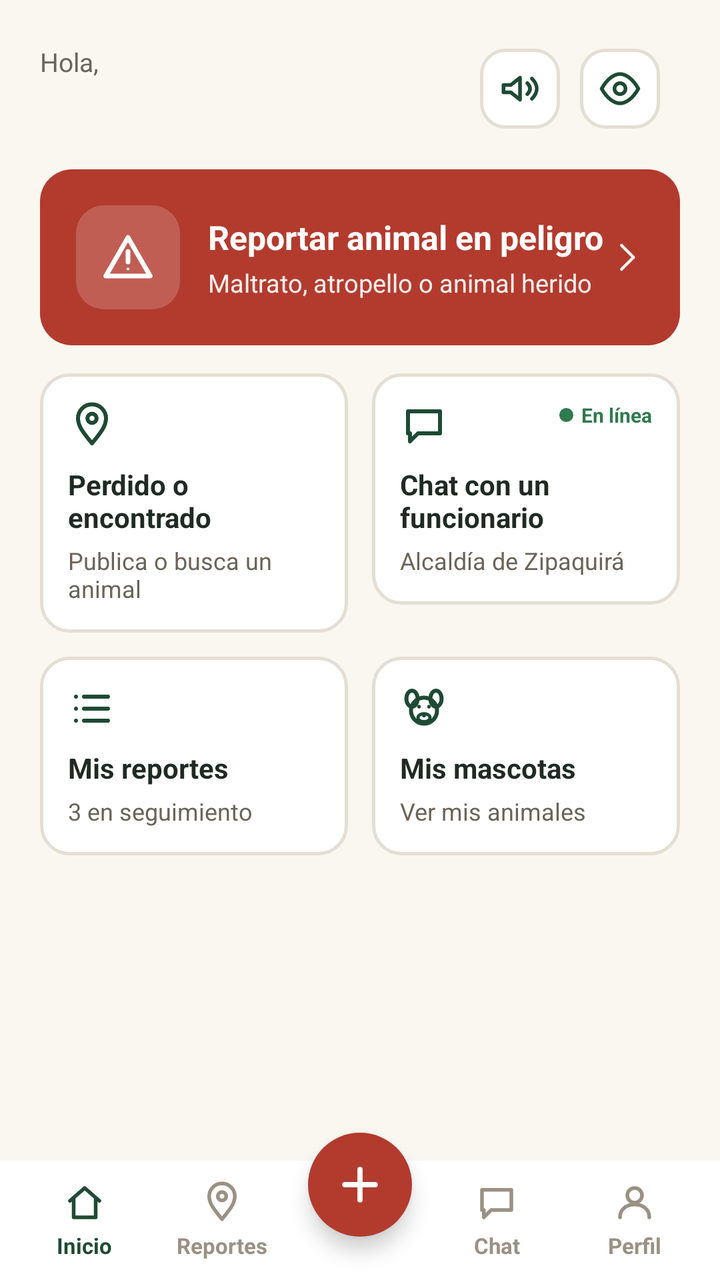
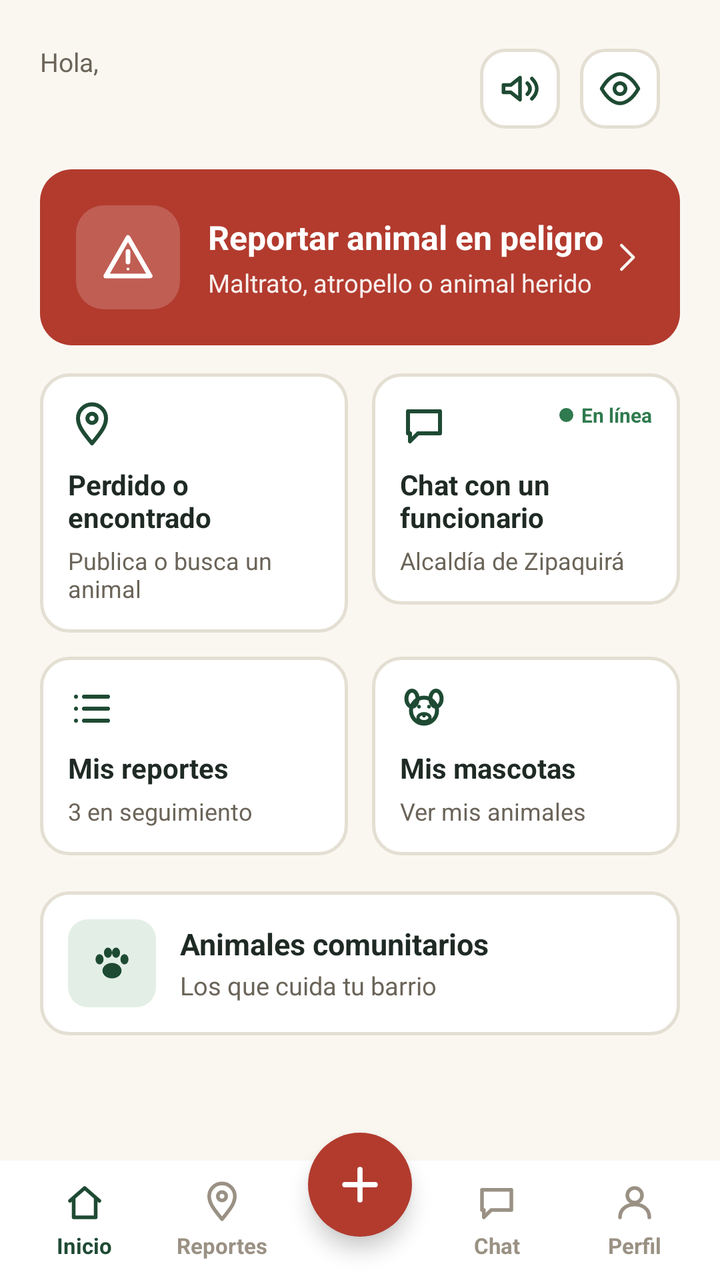

The first picture is an Android layout as it rendered before a commit; the second is the same layout after the commit. The layout source and the unified diff follow.
<!-- AndroidManifest.xml: application theme Theme.HUELLASEGURA -->
<!-- res/layout/activity_main_dashboard.xml -->
<?xml version="1.0" encoding="utf-8"?>
<LinearLayout xmlns:android="http://schemas.android.com/apk/res/android"
    xmlns:app="http://schemas.android.com/apk/res-auto"
    android:id="@+id/root"
    android:layout_width="match_parent"
    android:layout_height="match_parent"
    android:background="@color/surface_background"
    android:clipChildren="false"
    android:orientation="vertical">

    <LinearLayout
        android:layout_width="match_parent"
        android:layout_height="wrap_content"
        android:gravity="center_vertical"
        android:orientation="horizontal"
        android:paddingStart="20dp"
        android:paddingTop="22dp"
        android:paddingEnd="20dp"
        android:paddingBottom="14dp">

        <LinearLayout
            android:layout_width="0dp"
            android:layout_height="wrap_content"
            android:layout_weight="1"
            android:orientation="vertical">

            <TextView
                android:layout_width="wrap_content"
                android:layout_height="wrap_content"
                android:text="@string/dashboard_hello"
                android:textColor="@color/text_secondary"
                android:textSize="13sp" />

            <TextView
                android:id="@+id/tvUserName"
                android:layout_width="wrap_content"
                android:layout_height="wrap_content"
                android:textColor="@color/text_primary"
                android:textSize="20sp"
                android:textStyle="bold" />
        </LinearLayout>

        <ImageButton
            android:id="@+id/btnListen"
            android:layout_width="40dp"
            android:layout_height="40dp"
            android:layout_marginEnd="10dp"
            android:background="@drawable/bg_icon_button"
            android:contentDescription="@string/senior_read_aloud"
            android:padding="9dp"
            android:src="@drawable/ic_ear" />

        <ImageButton
            android:id="@+id/btnAccessibility"
            android:layout_width="40dp"
            android:layout_height="40dp"
            android:layout_marginEnd="10dp"
            android:background="@drawable/bg_icon_button"
            android:contentDescription="@string/cd_accessibility_settings"
            android:padding="9dp"
            android:src="@drawable/ic_eye_outline" />
    </LinearLayout>

    <include
        android:id="@+id/newsBanner"
        layout="@layout/view_news_banner" />

    <include
        android:id="@+id/pendingBanner"
        layout="@layout/view_pending_banner" />

    <ScrollView
        android:layout_width="match_parent"
        android:layout_height="0dp"
        android:layout_weight="1"
        android:fillViewport="true">

        <LinearLayout
            android:layout_width="match_parent"
            android:layout_height="wrap_content"
            android:orientation="vertical"
            android:paddingStart="20dp"
            android:paddingTop="4dp"
            android:paddingEnd="20dp"
            android:paddingBottom="12dp">

            <LinearLayout
                android:id="@+id/cardReport"
                android:layout_width="match_parent"
                android:layout_height="wrap_content"
                android:layout_marginBottom="14dp"
                android:background="@drawable/bg_alert_card"
                android:gravity="center_vertical"
                android:orientation="horizontal"
                android:padding="18dp">

                <FrameLayout
                    android:layout_width="52dp"
                    android:layout_height="52dp"
                    android:background="@drawable/bg_alert_icon">

                    <ImageView
                        android:layout_width="28dp"
                        android:layout_height="28dp"
                        android:layout_gravity="center"
                        android:contentDescription="@null"
                        android:src="@drawable/ic_warning" />
                </FrameLayout>

                <LinearLayout
                    android:layout_width="0dp"
                    android:layout_height="wrap_content"
                    android:layout_marginStart="14dp"
                    android:layout_weight="1"
                    android:orientation="vertical">

                    <TextView
                        android:layout_width="wrap_content"
                        android:layout_height="wrap_content"
                        android:text="@string/dashboard_report_title"
                        android:textColor="@android:color/white"
                        android:textSize="16.5sp"
                        android:textStyle="bold" />

                    <TextView
                        android:layout_width="wrap_content"
                        android:layout_height="wrap_content"
                        android:layout_marginTop="3dp"
                        android:alpha="0.92"
                        android:text="@string/dashboard_report_subtitle"
                        android:textColor="@android:color/white"
                        android:textSize="12.5sp" />
                </LinearLayout>

                <ImageView
                    android:layout_width="18dp"
                    android:layout_height="18dp"
                    android:contentDescription="@null"
                    android:src="@drawable/ic_arrow_back"
                    android:rotation="180" />
            </LinearLayout>

            <LinearLayout
                android:layout_width="match_parent"
                android:layout_height="wrap_content"
                android:layout_marginBottom="12dp"
                android:orientation="horizontal">

                <LinearLayout
                    android:id="@+id/cardLostFound"
                    android:layout_width="0dp"
                    android:layout_height="wrap_content"
                    android:layout_marginEnd="6dp"
                    android:layout_weight="1"
                    android:background="@drawable/bg_card"
                    android:orientation="vertical"
                    android:padding="14dp">

                    <ImageView
                        android:layout_width="24dp"
                        android:layout_height="24dp"
                        android:contentDescription="@null"
                        android:src="@drawable/ic_location_pin" />

                    <TextView
                        android:layout_width="wrap_content"
                        android:layout_height="wrap_content"
                        android:layout_marginTop="8dp"
                        android:text="@string/dashboard_lost_found_title"
                        android:textColor="@color/text_primary"
                        android:textSize="14sp"
                        android:textStyle="bold" />

                    <TextView
                        android:layout_width="wrap_content"
                        android:layout_height="wrap_content"
                        android:layout_marginTop="4dp"
                        android:text="@string/dashboard_lost_found_subtitle"
                        android:textColor="@color/text_secondary"
                        android:textSize="12sp" />
                </LinearLayout>

                <FrameLayout
                    android:id="@+id/cardChatVet"
                    android:layout_width="0dp"
                    android:layout_height="wrap_content"
                    android:layout_marginStart="6dp"
                    android:layout_weight="1">

                    <LinearLayout
                        android:layout_width="match_parent"
                        android:layout_height="wrap_content"
                        android:background="@drawable/bg_card"
                        android:orientation="vertical"
                        android:padding="14dp">

                        <ImageView
                            android:layout_width="24dp"
                            android:layout_height="24dp"
                            android:contentDescription="@null"
                            android:src="@drawable/ic_chat" />

                        <TextView
                            android:layout_width="wrap_content"
                            android:layout_height="wrap_content"
                            android:layout_marginTop="8dp"
                            android:text="@string/dashboard_chat_vet_title"
                            android:textColor="@color/text_primary"
                            android:textSize="14sp"
                            android:textStyle="bold" />

                        <TextView
                            android:layout_width="wrap_content"
                            android:layout_height="wrap_content"
                            android:layout_marginTop="4dp"
                            android:text="@string/dashboard_chat_vet_subtitle"
                            android:textColor="@color/text_secondary"
                            android:textSize="12sp" />
                    </LinearLayout>

                    <LinearLayout
                        android:layout_width="wrap_content"
                        android:layout_height="wrap_content"
                        android:layout_gravity="top|end"
                        android:layout_margin="14dp"
                        android:gravity="center_vertical"
                        android:orientation="horizontal">

                        <View
                            android:layout_width="7dp"
                            android:layout_height="7dp"
                            android:background="@drawable/shape_dot_active" />

                        <TextView
                            android:layout_width="wrap_content"
                            android:layout_height="wrap_content"
                            android:layout_marginStart="4dp"
                            android:text="@string/dashboard_online"
                            android:textColor="@color/accent_green"
                            android:textSize="10sp"
                            android:textStyle="bold" />
                    </LinearLayout>
                </FrameLayout>
            </LinearLayout>

            <LinearLayout
                android:layout_width="match_parent"
                android:layout_height="wrap_content"
                android:layout_marginBottom="18dp"
                android:orientation="horizontal">

                <LinearLayout
                    android:id="@+id/cardMyReports"
                    android:layout_width="0dp"
                    android:layout_height="wrap_content"
                    android:layout_marginEnd="6dp"
                    android:layout_weight="1"
                    android:background="@drawable/bg_card"
                    android:orientation="vertical"
                    android:padding="14dp">

                    <ImageView
                        android:layout_width="24dp"
                        android:layout_height="24dp"
                        android:contentDescription="@null"
                        android:src="@drawable/ic_list_reports" />

                    <TextView
                        android:layout_width="wrap_content"
                        android:layout_height="wrap_content"
                        android:layout_marginTop="8dp"
                        android:text="@string/dashboard_my_reports_title"
                        android:textColor="@color/text_primary"
                        android:textSize="14sp"
                        android:textStyle="bold" />

                    <TextView
                        android:layout_width="wrap_content"
                        android:layout_height="wrap_content"
                        android:layout_marginTop="4dp"
                        android:id="@+id/tvMyReportsSubtitle"
                        android:text="@string/dashboard_my_reports_subtitle"
                        android:textColor="@color/text_secondary"
                        android:textSize="12sp" />
                </LinearLayout>

                <LinearLayout
                    android:id="@+id/cardMyPets"
                    android:layout_width="0dp"
                    android:layout_height="wrap_content"
                    android:layout_marginStart="6dp"
                    android:layout_weight="1"
                    android:background="@drawable/bg_card"
                    android:orientation="vertical"
                    android:padding="14dp">

                    <ImageView
                        android:layout_width="24dp"
                        android:layout_height="24dp"
                        android:contentDescription="@null"
                        android:src="@drawable/ic_dog" />

                    <TextView
                        android:layout_width="wrap_content"
                        android:layout_height="wrap_content"
                        android:layout_marginTop="8dp"
                        android:text="@string/dashboard_my_pets_title"
                        android:textColor="@color/text_primary"
                        android:textSize="14sp"
                        android:textStyle="bold" />

                    <TextView
                        android:layout_width="wrap_content"
                        android:layout_height="wrap_content"
                        android:layout_marginTop="4dp"
                        android:text="@string/dashboard_my_pets_subtitle"
                        android:textColor="@color/text_secondary"
                        android:textSize="12sp" />
                </LinearLayout>
            </LinearLayout>

        </LinearLayout>
    </ScrollView>

    <FrameLayout
        android:layout_width="match_parent"
        android:layout_height="wrap_content"
        android:clipChildren="false">

        <LinearLayout
        android:layout_marginTop="14dp"
        android:layout_width="match_parent"
        android:layout_height="wrap_content"
        android:background="@android:color/white"
        android:clipChildren="false"
        android:clipToPadding="false"
        android:gravity="center_vertical"
        android:orientation="horizontal"
        android:paddingStart="8dp"
        android:paddingTop="10dp"
        android:paddingEnd="8dp"
        android:paddingBottom="10dp">

        <LinearLayout
            android:id="@+id/tabHome"
            android:layout_width="0dp"
            android:layout_height="wrap_content"
            android:layout_weight="1"
            android:gravity="center"
            android:orientation="vertical">

            <ImageView
                android:layout_width="22dp"
                android:layout_height="22dp"
                android:contentDescription="@null"
                android:src="@drawable/ic_nav_home"
                app:tint="@color/brand_dark" />

            <TextView
                android:layout_width="wrap_content"
                android:layout_height="wrap_content"
                android:layout_marginTop="3dp"
                android:text="@string/nav_home"
                android:textColor="@color/brand_dark"
                android:textSize="11sp"
                android:textStyle="bold" />
        </LinearLayout>

        <LinearLayout
            android:id="@+id/tabReports"
            android:layout_width="0dp"
            android:layout_height="wrap_content"
            android:layout_weight="1"
            android:gravity="center"
            android:orientation="vertical">

            <ImageView
                android:layout_width="22dp"
                android:layout_height="22dp"
                android:contentDescription="@null"
                android:src="@drawable/ic_location_pin"
                app:tint="@color/field_placeholder" />

            <TextView
                android:layout_width="wrap_content"
                android:layout_height="wrap_content"
                android:layout_marginTop="3dp"
                android:text="@string/nav_reports"
                android:textColor="@color/field_placeholder"
                android:textSize="11sp"
                android:textStyle="bold" />
        </LinearLayout>

        <FrameLayout
            android:layout_width="0dp"
            android:layout_height="wrap_content"
            android:layout_weight="1">

        </FrameLayout>

        <LinearLayout
            android:id="@+id/tabChat"
            android:layout_width="0dp"
            android:layout_height="wrap_content"
            android:layout_weight="1"
            android:gravity="center"
            android:orientation="vertical">

            <ImageView
                android:layout_width="22dp"
                android:layout_height="22dp"
                android:contentDescription="@null"
                android:src="@drawable/ic_chat"
                app:tint="@color/field_placeholder" />

            <TextView
                android:layout_width="wrap_content"
                android:layout_height="wrap_content"
                android:layout_marginTop="3dp"
                android:text="@string/nav_chat"
                android:textColor="@color/field_placeholder"
                android:textSize="11sp"
                android:textStyle="bold" />
        </LinearLayout>

        <LinearLayout
            android:id="@+id/tabProfile"
            android:layout_width="0dp"
            android:layout_height="wrap_content"
            android:layout_weight="1"
            android:gravity="center"
            android:orientation="vertical">

            <ImageView
                android:layout_width="22dp"
                android:layout_height="22dp"
                android:contentDescription="@null"
                android:src="@drawable/ic_profile"
                app:tint="@color/field_placeholder" />

            <TextView
                android:layout_width="wrap_content"
                android:layout_height="wrap_content"
                android:layout_marginTop="3dp"
                android:text="@string/nav_profile"
                android:textColor="@color/field_placeholder"
                android:textSize="11sp"
                android:textStyle="bold" />
        </LinearLayout>
    </LinearLayout>

        <FrameLayout
                android:id="@+id/btnFab"
            android:contentDescription="@string/dashboard_report_title"
                android:layout_width="52dp"
                android:layout_height="52dp"
                android:layout_gravity="top|center_horizontal"
                android:background="@drawable/bg_fab"
                android:elevation="6dp">

                <ImageView
                    android:layout_width="26dp"
                    android:layout_height="26dp"
                    android:layout_gravity="center"
                    android:contentDescription="@null"
                    android:src="@drawable/ic_plus" />
            </FrameLayout>
    </FrameLayout>
</LinearLayout>
<!-- res/layout/view_news_banner.xml (included above) -->
<?xml version="1.0" encoding="utf-8"?>
<LinearLayout xmlns:android="http://schemas.android.com/apk/res/android"
    xmlns:app="http://schemas.android.com/apk/res-auto"
    android:layout_width="match_parent"
    android:layout_height="wrap_content"
    android:layout_marginStart="24dp"
    android:layout_marginTop="4dp"
    android:layout_marginEnd="24dp"
    android:layout_marginBottom="12dp"
    android:background="@drawable/bg_news_card"
    android:orientation="vertical"
    android:padding="14dp"
    android:visibility="gone">

    <LinearLayout
        android:layout_width="match_parent"
        android:layout_height="wrap_content"
        android:orientation="horizontal">

        <ImageView
            android:layout_width="22dp"
            android:layout_height="22dp"
            android:layout_marginTop="1dp"
            android:contentDescription="@null"
            android:src="@drawable/ic_check_circle_dark" />

        <LinearLayout
            android:layout_width="0dp"
            android:layout_height="wrap_content"
            android:layout_marginStart="12dp"
            android:layout_weight="1"
            android:orientation="vertical">

            <TextView
                android:id="@+id/tvNewsTitle"
                android:layout_width="wrap_content"
                android:layout_height="wrap_content"
                android:textColor="@color/brand_dark"
                android:textSize="15sp"
                android:textStyle="bold" />

            <TextView
                android:id="@+id/tvNewsSubtitle"
                android:layout_width="wrap_content"
                android:layout_height="wrap_content"
                android:layout_marginTop="2dp"
                android:text="@string/news_subtitle_many"
                android:textColor="@color/text_secondary"
                android:textSize="12.5sp"
                android:visibility="gone" />
        </LinearLayout>
    </LinearLayout>

    <LinearLayout
        android:layout_width="match_parent"
        android:layout_height="wrap_content"
        android:layout_marginTop="10dp"
        android:orientation="horizontal">

        <com.google.android.material.button.MaterialButton
            android:id="@+id/btnNewsView"
            android:layout_width="0dp"
            android:layout_height="46dp"
            android:layout_weight="1"
            android:backgroundTint="@color/brand_dark"
            android:text="@string/news_btn_view"
            android:textAllCaps="false"
            android:textColor="@android:color/white"
            android:textSize="14.5sp"
            android:textStyle="bold"
            app:cornerRadius="12dp" />

        <com.google.android.material.button.MaterialButton
            android:id="@+id/btnNewsClose"
            style="@style/Widget.Material3.Button.TextButton"
            android:layout_width="wrap_content"
            android:layout_height="46dp"
            android:layout_marginStart="8dp"
            android:text="@string/news_btn_close"
            android:textAllCaps="false"
            android:textColor="@color/brand_dark"
            android:textSize="14.5sp"
            android:textStyle="bold" />
    </LinearLayout>
</LinearLayout>
<!-- res/layout/view_pending_banner.xml (included above) -->
<?xml version="1.0" encoding="utf-8"?>
<LinearLayout xmlns:android="http://schemas.android.com/apk/res/android"
    xmlns:app="http://schemas.android.com/apk/res-auto"
    android:layout_width="match_parent"
    android:layout_height="wrap_content"
    android:layout_marginStart="24dp"
    android:layout_marginTop="4dp"
    android:layout_marginEnd="24dp"
    android:layout_marginBottom="12dp"
    android:background="@drawable/bg_offline_notice"
    android:orientation="vertical"
    android:padding="14dp"
    android:visibility="gone">

    <LinearLayout
        android:layout_width="match_parent"
        android:layout_height="wrap_content"
        android:gravity="center_vertical"
        android:orientation="horizontal">

        <ImageView
            android:layout_width="22dp"
            android:layout_height="22dp"
            android:contentDescription="@null"
            android:src="@drawable/ic_wifi_off_notice" />

        <LinearLayout
            android:layout_width="0dp"
            android:layout_height="wrap_content"
            android:layout_marginStart="12dp"
            android:layout_weight="1"
            android:orientation="vertical">

            <TextView
                android:id="@+id/tvPendingTitle"
                android:layout_width="wrap_content"
                android:layout_height="wrap_content"
                android:textColor="@color/offline_notice_text"
                android:textSize="15sp"
                android:textStyle="bold" />

            <TextView
                android:layout_width="wrap_content"
                android:layout_height="wrap_content"
                android:layout_marginTop="2dp"
                android:text="@string/pending_banner_subtitle"
                android:textColor="@color/offline_notice_text"
                android:textSize="12.5sp" />
        </LinearLayout>
    </LinearLayout>

    <com.google.android.material.button.MaterialButton
        android:id="@+id/btnSendNow"
        android:layout_width="match_parent"
        android:layout_height="46dp"
        android:layout_marginTop="10dp"
        android:backgroundTint="@color/brand_dark"
        android:text="@string/pending_banner_send_now"
        android:textAllCaps="false"
        android:textColor="@android:color/white"
        android:textSize="14.5sp"
        android:textStyle="bold"
        app:cornerRadius="12dp" />
</LinearLayout>
<!-- resources referenced by this layout -->
<resources>
  <color name="accent_green">@color/splash_icon_background</color>
  <color name="brand_dark">@color/splash_background</color>
  <color name="field_placeholder">#9A9184</color>
  <color name="offline_notice_text">#7A5E19</color>
  <color name="surface_background">@color/splash_text_primary</color>
  <color name="text_primary">#1F2A24</color>
  <color name="text_secondary">#6B6459</color>
  <string name="cd_accessibility_settings">Ajustes de accesibilidad</string>
  <string name="dashboard_chat_vet_subtitle">Alcaldía de Zipaquirá</string>
  <string name="dashboard_chat_vet_title">Chat con un funcionario</string>
  <string name="dashboard_hello">Hola,</string>
  <string name="dashboard_lost_found_subtitle">Publica o busca un animal</string>
  <string name="dashboard_lost_found_title">Perdido o encontrado</string>
  <string name="dashboard_my_pets_subtitle">Ver mis animales</string>
  <string name="dashboard_my_pets_title">Mis mascotas</string>
  <string name="dashboard_my_reports_subtitle">3 en seguimiento</string>
  <string name="dashboard_my_reports_title">Mis reportes</string>
  <string name="dashboard_online">En línea</string>
  <string name="dashboard_report_subtitle">Maltrato, atropello o animal herido</string>
  <string name="dashboard_report_title">Reportar animal en peligro</string>
  <string name="nav_chat">Chat</string>
  <string name="nav_home">Inicio</string>
  <string name="nav_profile">Perfil</string>
  <string name="nav_reports">Reportes</string>
  <string name="news_btn_close">Cerrar</string>
  <string name="news_btn_view">Ver</string>
  <string name="news_subtitle_many">Toca «Ver» para revisarlas.</string>
  <string name="pending_banner_send_now">Enviar ahora</string>
  <string name="pending_banner_subtitle">Están guardados en tu teléfono y se enviarán solos cuando haya señal.</string>
  <string name="senior_read_aloud">Leer esta pantalla en voz alta</string>
  <style name="Theme.HUELLASEGURA" parent="Base.Theme.HUELLASEGURA" />
  <color name="splash_icon_background">#2F7A4E</color>
  <color name="splash_background">#1E4A33</color>
  <color name="splash_text_primary">#FAF7F1</color>
  <color name="danger_red">#B23B2E</color>
  <color name="field_border">#E4DFD3</color>
  <color name="accent_soft">#E3EFE6</color>
  <color name="map_placeholder_bg">#D2E5D8</color>
  <color name="offline_notice_bg">#F3ECD9</color>
  <color name="offline_notice_icon">#8A6A1E</color>
  <!-- unchanged entries left out for length: 22 -->
</resources>

<!-- the commit's change to res/layout/activity_main_dashboard.xml (unified diff, before → after) -->
@@ -316,6 +316,58 @@
                         android:text="@string/dashboard_my_pets_subtitle"
                         android:textColor="@color/text_secondary"
                         android:textSize="12sp" />
+                </LinearLayout>
+            </LinearLayout>
+
+            <LinearLayout
+                android:id="@+id/cardCommunity"
+                android:layout_width="match_parent"
+                android:layout_height="wrap_content"
+                android:layout_marginBottom="18dp"
+                android:background="@drawable/bg_card"
+                android:clickable="true"
+                android:focusable="true"
+                android:foreground="?attr/selectableItemBackground"
+                android:gravity="center_vertical"
+                android:orientation="horizontal"
+                android:padding="14dp">
+
+                <FrameLayout
+                    android:layout_width="44dp"
+                    android:layout_height="44dp"
+                    android:background="@drawable/bg_icon_soft">
+
+                    <ImageView
+                        android:layout_width="22dp"
+                        android:layout_height="22dp"
+                        android:layout_gravity="center"
+                        android:contentDescription="@null"
+                        android:src="@drawable/ic_paw" />
+                </FrameLayout>
+
+                <LinearLayout
+                    android:layout_width="0dp"
+                    android:layout_height="wrap_content"
+                    android:layout_marginStart="12dp"
+                    android:layout_weight="1"
+                    android:orientation="vertical">
+
+                    <TextView
+                        android:layout_width="wrap_content"
+                        android:layout_height="wrap_content"
+                        android:text="@string/comunitarios_title"
+                        android:textColor="@color/text_primary"
+                        android:textSize="15sp"
+                        android:textStyle="bold" />
+
+                    <TextView
+                        android:id="@+id/tvCommunitySubtitle"
+                        android:layout_width="wrap_content"
+                        android:layout_height="wrap_content"
+                        android:layout_marginTop="2dp"
+                        android:text="@string/comunitarios_card_subtitle"
+                        android:textColor="@color/text_secondary"
+                        android:textSize="12.5sp" />
                 </LinearLayout>
             </LinearLayout>
 
<!-- resource entries referenced after the edit -->
@@ -7,7 +7,39 @@
   <color name="surface_background">@color/splash_text_primary</color>
   <color name="text_primary">#1F2A24</color>
   <color name="text_secondary">#6B6459</color>
+  <!-- drawable bg_icon_soft (drawable) -->
+  <?xml version="1.0" encoding="utf-8"?>
+  <shape xmlns:android="http://schemas.android.com/apk/res/android"
+      android:shape="rectangle">
+      <solid android:color="@color/accent_soft" />
+      <corners android:radius="10dp" />
+  </shape>
+  <!-- drawable ic_paw (drawable) -->
+  <?xml version="1.0" encoding="utf-8"?>
+  <vector xmlns:android="http://schemas.android.com/apk/res/android"
+      android:width="56dp"
+      android:height="56dp"
+      android:viewportWidth="24"
+      android:viewportHeight="24">
+      <path
+          android:fillColor="@color/brand_dark"
+          android:pathData="M6.8,16 A5.2,4.2 0 1 0 17.2,16 A5.2,4.2 0 1 0 6.8,16 Z" />
+      <path
+          android:fillColor="@color/brand_dark"
+          android:pathData="M3.0,9.8 A2.2,2.8 0 1 0 7.4,9.8 A2.2,2.8 0 1 0 3.0,9.8 Z" />
+      <path
+          android:fillColor="@color/brand_dark"
+          android:pathData="M7.6,6.2 A2.2,2.8 0 1 0 12.0,6.2 A2.2,2.8 0 1 0 7.6,6.2 Z" />
+      <path
+          android:fillColor="@color/brand_dark"
+          android:pathData="M12.0,6.2 A2.2,2.8 0 1 0 16.4,6.2 A2.2,2.8 0 1 0 12.0,6.2 Z" />
+      <path
+          android:fillColor="@color/brand_dark"
+          android:pathData="M16.6,9.8 A2.2,2.8 0 1 0 21.0,9.8 A2.2,2.8 0 1 0 16.6,9.8 Z" />
+  </vector>
   <string name="cd_accessibility_settings">Ajustes de accesibilidad</string>
+  <string name="comunitarios_card_subtitle">Los que cuida tu barrio</string>
+  <string name="comunitarios_title">Animales comunitarios</string>
   <string name="dashboard_chat_vet_subtitle">Alcaldía de Zipaquirá</string>
   <string name="dashboard_chat_vet_title">Chat con un funcionario</string>
   <string name="dashboard_hello">Hola,</string>
